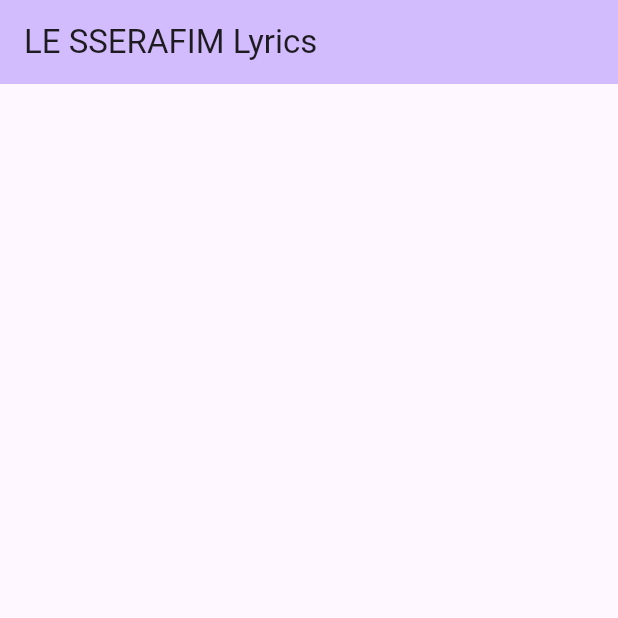
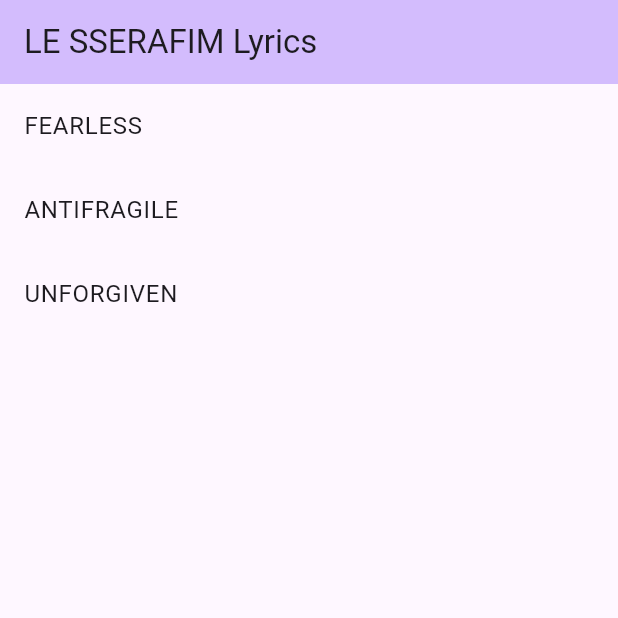
Before and after one commit to airicbear/lesserafim_lyrics, a Flutter app: the screen it shows after launch, on a phone screen of 412 x 824 dp, the top half of it. Run offline on Flutter 3.47's test engine with Material 2 defaults, Android fonts, the phone set to English and light mode, and no system bars.

Commit message:
Display album titles (#3)

```diff
--- /dev/null
+++ b/assets/albums.json
@@ -0,0 +1,11 @@
+[
+    {
+        "title": "FEARLESS"
+    },
+    {
+        "title": "ANTIFRAGILE"
+    },
+    {
+        "title": "UNFORGIVEN"
+    }
+]
--- a/lib/ui/home.dart
+++ b/lib/ui/home.dart
@@ -1,4 +1,5 @@
 import 'package:flutter/material.dart';
+import 'dart:convert';
 
 class Home extends StatelessWidget {
   final String title;
@@ -15,7 +16,23 @@
         backgroundColor: Theme.of(context).colorScheme.inversePrimary,
         title: Text(title),
       ),
-      body: const Center(),
+      body: FutureBuilder(
+        future: DefaultAssetBundle.of(context).loadString('assets/albums.json'),
+        builder: (context, snapshot) {
+          var lyrics = json.decode(snapshot.data.toString());
+
+          return ListView.builder(
+            itemCount: lyrics == null ? 0 : lyrics.length,
+            itemBuilder: (context, index) {
+              return ListTile(
+                title: Text(
+                  lyrics[index]["title"],
+                ),
+              );
+            },
+          );
+        },
+      ),
     );
   }
 }
--- a/pubspec.yaml
+++ b/pubspec.yaml
@@ -88,3 +88,5 @@
   #
   # For details regarding fonts from package dependencies,
   # see https://flutter.dev/custom-fonts/#from-packages
+  assets:
+    - assets/
```
